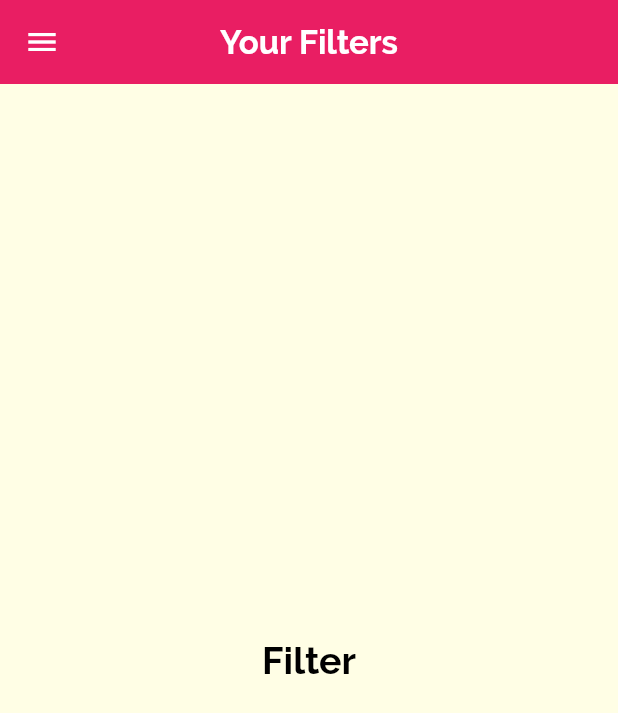
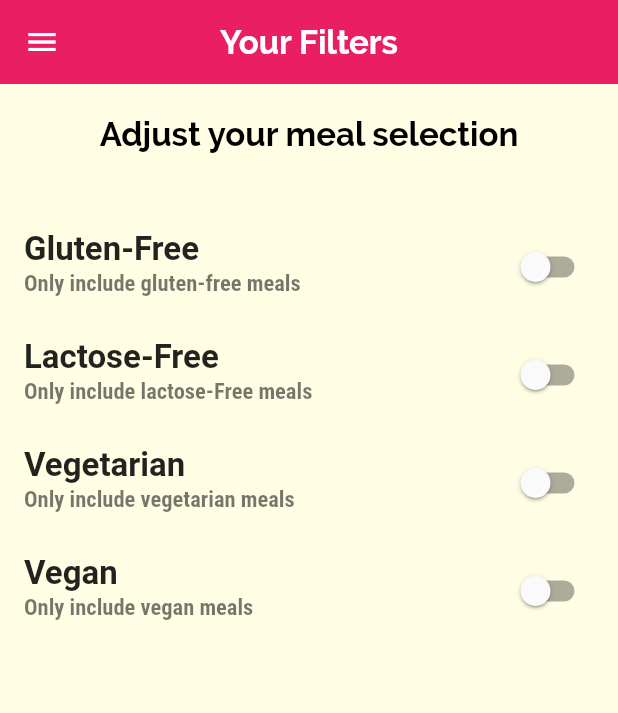
Before and after one commit to Esmail-Sameh/meal_app, a Flutter app: the FiltersScreen screen opened by its route, on a phone screen of 412 x 824 dp. Shown: the top 713 px of the screen. Run offline on Flutter 3.47's test engine with Material 2 defaults, Android fonts, the light colour scheme and no system bars; our stand-ins replace bloc, flutter_bloc.

Commit message:
finish filter screen ui

```diff
--- a/lib/cubit/cubit.dart
+++ b/lib/cubit/cubit.dart
@@ -2,7 +2,6 @@ import 'package:flutter/material.dart';
 import 'package:flutter_bloc/flutter_bloc.dart';
 import 'package:meal_app/screens/favorite_screen.dart';
 import '../cubit/states.dart';
-import '../models/meal.dart';
 import '../screens/category_screen.dart';
 
 class MealCubit extends Cubit<MealStates>{
@@ -19,17 +18,27 @@ class MealCubit extends Cubit<MealStates>{
     'Category',
     'Favorite',
   ];
-  // Widget getScreen(int index){
-  //   switch(index){
-  //     case 0:
-  //       return
-  //   }
-  // }
 
-  // String category_Title;
-  // List<Meal> displayMeals;
-  void Init(){
+  bool glutenFree = false;
+  bool vegan = false;
+  bool vegetarian = false;
+  bool lactoseFree = false;
 
+  void changeGluten (bool value){
+    glutenFree = value ;
+    emit(Meal_Change_Gluten_Value());
+  }
+  void changeVegan (bool value){
+    vegan = value ;
+    emit(Meal_Change_Vegan_Value());
+  }
+  void changeVegetarian (bool value){
+    vegetarian = value ;
+    emit(Meal_Change_Vegetarian_Value());
+  }
+  void changeLactoseFree(bool value){
+    lactoseFree = value ;
+    emit(Meal_Change_LactoseFree_Value());
   }
 
   void change_Button_NavBar_State(int value){
--- a/lib/cubit/states.dart
+++ b/lib/cubit/states.dart
@@ -3,3 +3,11 @@ abstract class MealStates {}
 class Meal_Initial_State extends MealStates{}
 
 class Meal_Change_Button_NavBar_State extends MealStates{}
+
+class Meal_Change_Gluten_Value extends MealStates{}
+
+class Meal_Change_Vegan_Value extends MealStates{}
+
+class Meal_Change_Vegetarian_Value extends MealStates{}
+
+class Meal_Change_LactoseFree_Value extends MealStates{}
--- a/lib/screens/filter_screen.dart
+++ b/lib/screens/filter_screen.dart
@@ -1,12 +1,33 @@
 import 'package:flutter/material.dart';
+import 'package:flutter_bloc/flutter_bloc.dart';
+import 'package:meal_app/cubit/cubit.dart';
+import 'package:meal_app/cubit/states.dart';
 import 'package:meal_app/widgets/drawer.dart';
 
 class FiltersScreen extends StatelessWidget {
   static const routName = 'FiltersScreen';
 
+  Widget buildSwitchListTile({
+    required String title,
+    required String subtitle,
+    required bool value,
+    required Function(bool)? updateValue,
+  }) =>
+      SwitchListTile(
+        value: value,
+        onChanged: updateValue,
+        title: Text(title , style: TextStyle(fontSize: 22 , fontWeight: FontWeight.bold),),
+        subtitle: Text(subtitle , style: TextStyle(fontSize: 15 , ),),
+      );
+
   @override
   Widget build(BuildContext context) {
-    return Scaffold(
+    var cubit = MealCubit.get(context);
+
+    return BlocConsumer<MealCubit , MealStates>(
+      listener: (context, state) {},
+      builder: (context, state) {
+        return  Scaffold(
           appBar: AppBar(
             centerTitle: true,
             title: Text(
@@ -17,17 +38,64 @@ class FiltersScreen extends StatelessWidget {
               ),
             ),
           ),
-      body: Center(
+          body: Padding(
+            padding: const EdgeInsets.all(0.0),
+            child: Column(
+              children: [
+                Container(
+                  margin: EdgeInsets.all(20),
                   child: Text(
-          'Filter',
+                    'Adjust your meal selection',
                     style: TextStyle(
-            fontSize: 25,
+                      fontSize: 22,
                       fontWeight: FontWeight.bold,
                       fontFamily: 'Raleway',
                     ),
                   ),
                 ),
+                SizedBox(
+                  height: 20,
+                ),
+                buildSwitchListTile(
+                  title: 'Gluten-Free',
+                  subtitle: 'Only include gluten-free meals',
+                  value: cubit.glutenFree,
+                  updateValue: (value) {
+                    cubit.changeGluten(value);
+                  },
+                ),
+                buildSwitchListTile(
+                    title: 'Lactose-Free',
+                    subtitle: 'Only include lactose-Free meals',
+                    value: cubit.lactoseFree,
+                    updateValue: (value){
+                      cubit.changeLactoseFree(value);
+                    }
+                ),
+                buildSwitchListTile(
+                    title: 'Vegetarian',
+                    subtitle: 'Only include vegetarian meals',
+                    value: cubit.vegetarian,
+                    updateValue: (value){
+                      cubit.changeVegetarian(value);
+                    }
+                ),
+                buildSwitchListTile(
+                    title: 'Vegan',
+                    subtitle: 'Only include vegan meals',
+                    value: cubit.vegan,
+                    updateValue: (value){
+                      cubit.changeVegan(value);
+                    }
+                ),
+
+              ],
+            ),
+          ),
           drawer: DrawerBuilder(),
+        );
+      },
+
     );
   }
 }
```
Lines whose indentation alone changed are shown as unchanged.
